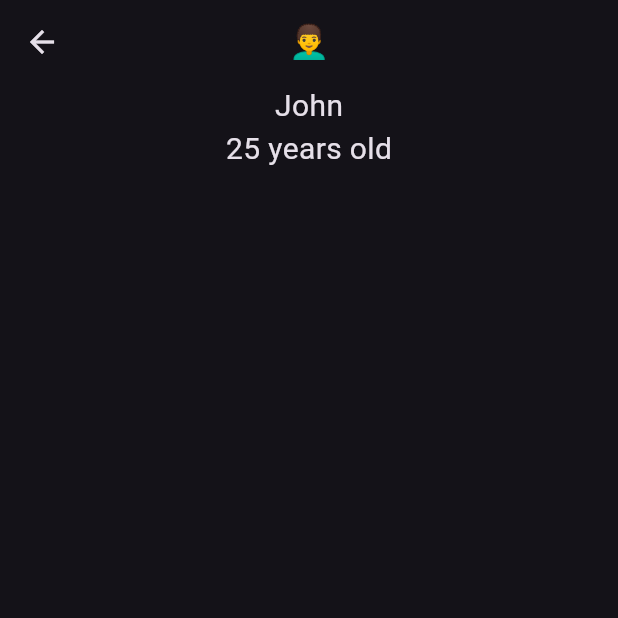
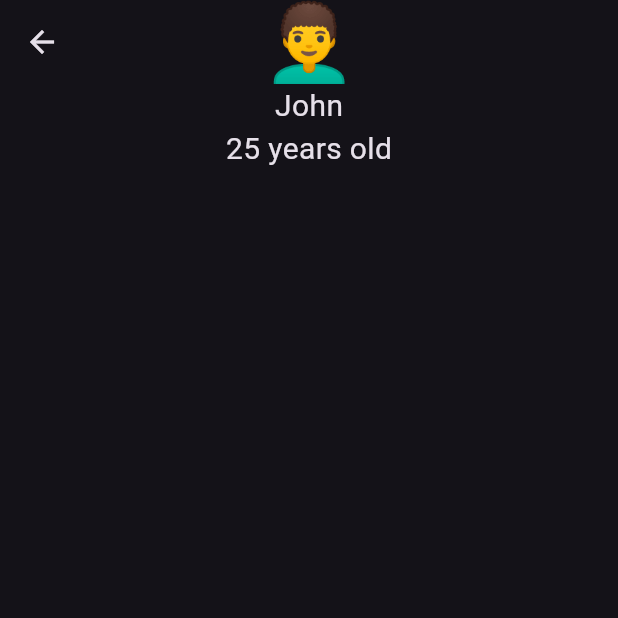
Before and after one commit to GemotiveerdeStudent/FlutterPlayground, a Flutter app: the HeroAnimationView screen opened by its route, after a tap on "👨‍🦱", on a phone screen of 412 x 824 dp, the top half of it. Run offline on Flutter 3.47's test engine with Material 3 defaults, Android fonts, the light colour scheme and no system bars.

Commit message:
Added Hero animation screen with examples

```diff
--- a/flutterplayground/lib/constants/routes.dart
+++ b/flutterplayground/lib/constants/routes.dart
@@ -2,3 +2,4 @@ const blueSquareRotate = '/view/blueSquareRotate';
 const chainedAnimation = '/view/chainedAnimation';
 const threeDimensionalAnimation = '/view/threeDimensionalAnimation';
 const heroAnimation = '/view/heroAnimation';
+const implicitAnimation = '/view/implicitAnimation';
--- a/flutterplayground/lib/main.dart
+++ b/flutterplayground/lib/main.dart
@@ -40,6 +40,7 @@ class _HomePageState extends State<HomePage> {
     {'text': 'Chained Animation', 'route': chainedAnimation},
     {'text': '3D Animation', 'route': threeDimensionalAnimation},
     {'text': 'Hero Animation', 'route': heroAnimation},
+    {'text': 'Implicit animation', 'route': implicitAnimation},
     // Add more button configurations here
   ];
 
--- a/flutterplayground/lib/views/hero_animation.dart
+++ b/flutterplayground/lib/views/hero_animation.dart
@@ -47,10 +47,13 @@ class _HeroAnimationViewState extends State<HeroAnimationView> {
                         )),
               );
             },
-            leading: Text(
-              person.emoji,
-              style: const TextStyle(
-                fontSize: 40,
+            leading: Hero(
+              tag: person.name,
+              child: Text(
+                person.emoji,
+                style: const TextStyle(
+                  fontSize: 40,
+                ),
               ),
             ),
             title: Text(person.name),
@@ -75,8 +78,45 @@ class DetailsPage extends StatelessWidget {
     return Scaffold(
       appBar: AppBar(
         centerTitle: true,
-        title: Text(
-          person.emoji,
+        title: Hero(
+          flightShuttleBuilder: (
+            context,
+            animation,
+            direction,
+            fromContext,
+            toContext,
+          ) {
+            switch (direction) {
+              case HeroFlightDirection.push:
+                return Material(
+                  color: Colors.transparent,
+                  child: ScaleTransition(
+                      scale: animation.drive(
+                        Tween<double>(
+                          begin: 0.0,
+                          end: 1.0,
+                        ).chain(
+                          CurveTween(
+                            curve: Curves.fastOutSlowIn,
+                          ),
+                        ),
+                      ),
+                      child: toContext.widget),
+                );
+              case HeroFlightDirection.pop:
+                return Material(
+                  color: Colors.transparent,
+                  child: fromContext.widget,
+                );
+            }
+          },
+          tag: person.name,
+          child: Text(
+            person.emoji,
+            style: const TextStyle(
+              fontSize: 50,
+            ),
+          ),
         ),
       ),
       body: Center(
```
